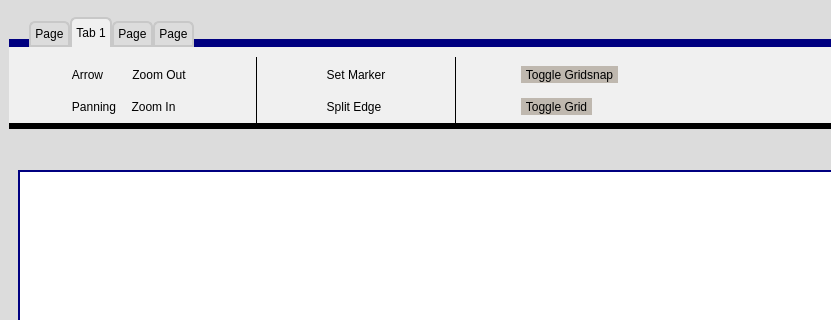
The window that calfem/editor.ui (CALFEM/calfem-python) describes before a commit, drawn with Qt 5; both pictures show x 0 to 831 and y 0 to 320 of the 1493 by 785 pixel window.
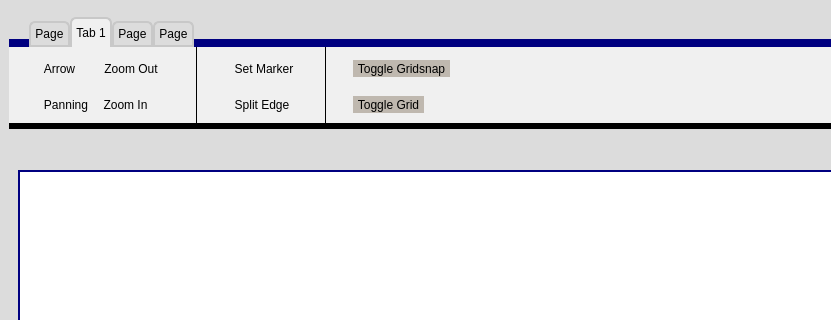
The same window after the commit. The open tabs and pages were chosen to show the change. Icons and pictures are not drawn.

The edit to the form file:
```diff
--- a/calfem/editor.ui
+++ b/calfem/editor.ui
@@ -746,12 +746,28 @@
         <property name="geometry">
          <rect>
           <x>0</x>
-          <y>10</y>
-          <width>671</width>
-          <height>67</height>
+          <y>0</y>
+          <width>464</width>
+          <height>81</height>
          </rect>
         </property>
         <layout class="QHBoxLayout" name="horizontalLayout_3">
+         <item>
+          <spacer name="horizontalSpacer_6">
+           <property name="orientation">
+            <enum>Qt::Horizontal</enum>
+           </property>
+           <property name="sizeType">
+            <enum>QSizePolicy::Fixed</enum>
+           </property>
+           <property name="sizeHint" stdset="0">
+            <size>
+             <width>10</width>
+             <height>20</height>
+            </size>
+           </property>
+          </spacer>
+         </item>
          <item>
           <layout class="QGridLayout" name="gridLayout_2">
            <item row="0" column="0">
@@ -903,6 +919,12 @@
          </item>
          <item>
           <widget class="Line" name="line">
+           <property name="minimumSize">
+            <size>
+             <width>15</width>
+             <height>0</height>
+            </size>
+           </property>
            <property name="frameShadow">
             <enum>QFrame::Plain</enum>
            </property>
```
Left out of the diff: 16 changed lines with no effect on the pictures.
